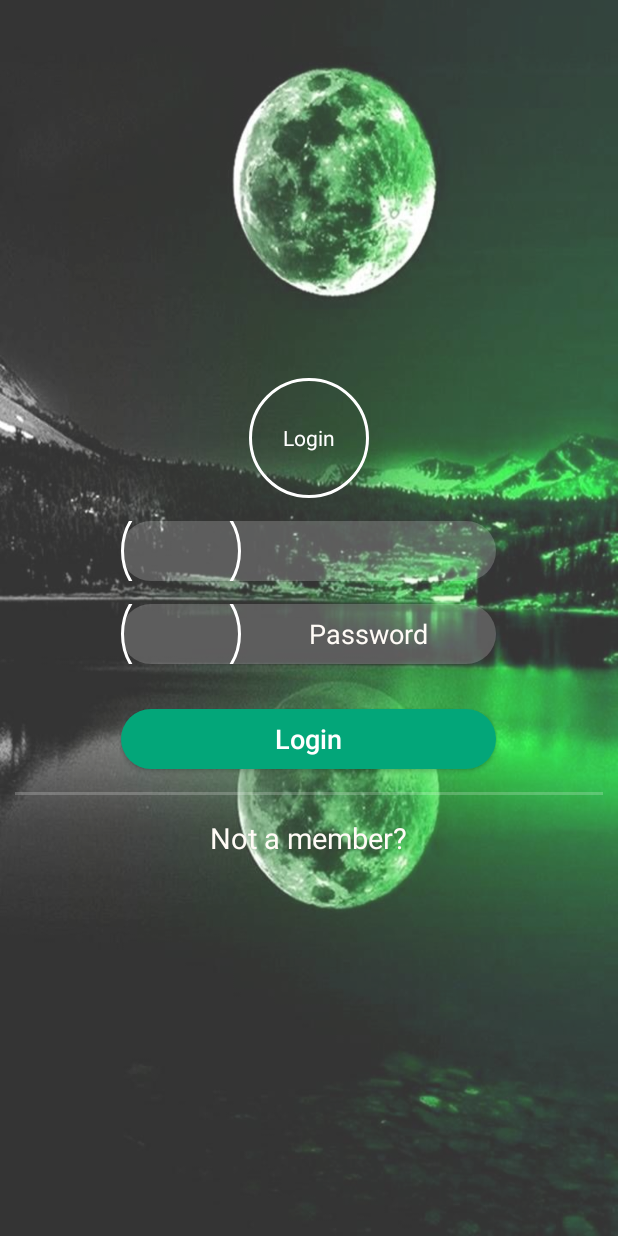
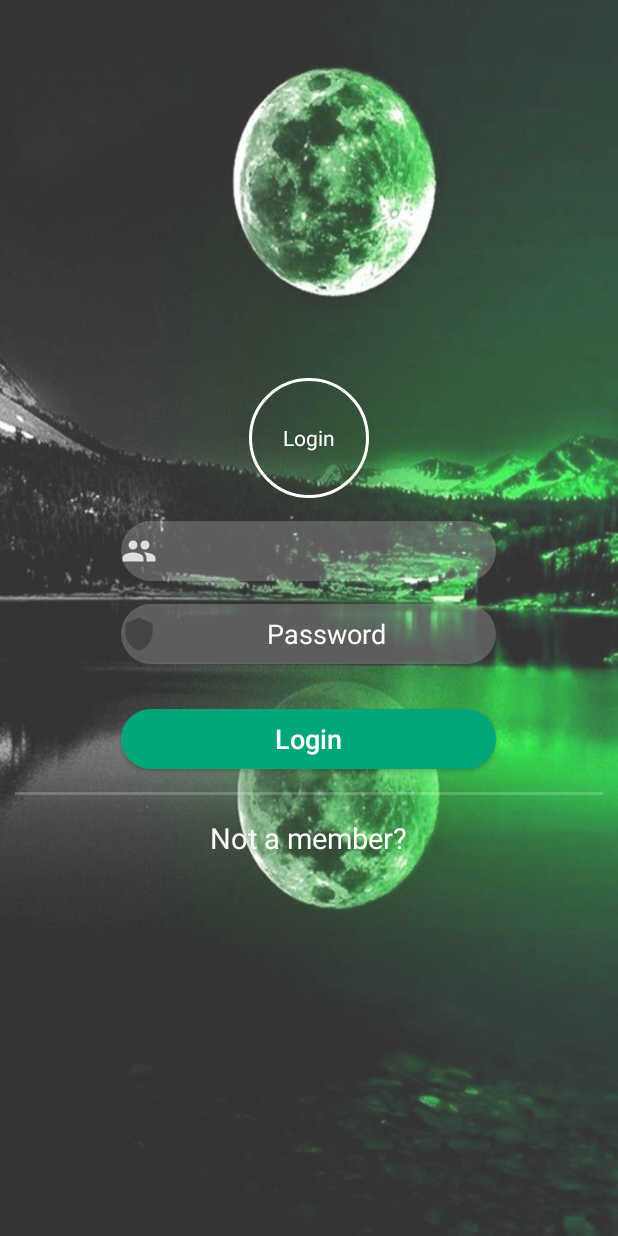
Before and after one commit to ishayasulin/Whatsup, an Android app: the screen it shows after launch (Login), on a phone screen of 412 x 824 dp. Run offline under Robolectric (Android 15) with nearby library versions, the phone set to English and light mode, and no system bars.

Commit message:
change password and username stuff

```diff
--- /dev/null
+++ b/app/src/main/res/drawable/ic_shield.xml
@@ -0,0 +1,11 @@
+<vector xmlns:android="http://schemas.android.com/apk/res/android"
+    android:width="24dp"
+    android:height="24dp"
+    android:viewportWidth="24"
+    android:viewportHeight="24"
+    android:tint="#333333"
+    android:alpha="0.6">
+  <path
+      android:fillColor="@android:color/white"
+      android:pathData="M12,1L3,5v6c0,5.55 3.84,10.74 9,12 5.16,-1.26 9,-6.45 9,-12V5l-9,-4z"/>
+</vector>
--- a/app/src/main/res/layout/activity_login.xml
+++ b/app/src/main/res/layout/activity_login.xml
@@ -32,7 +32,7 @@
             android:hint="@string/username"
             android:textColorHint="#FFFBF6"
             android:background="@drawable/custom_et"
-            android:drawableStart="@drawable/circle"
+            android:drawableStart="@drawable/ic_add2"
             />
 
         <EditText
@@ -44,7 +44,7 @@
             android:hint="@string/password"
             android:textColorHint="#FFFBF6"
             android:background="@drawable/custom_et"
-            android:drawableStart="@drawable/circle"
+            android:drawableStart="@drawable/ic_shield"
             />
         custom_et"/>
 
```
Also changed, not shown: app/src/main/res/drawable-hdpi/ic_shield.png (added), app/src/main/res/drawable-mdpi/ic_shield.png (added), app/src/main/res/drawable-xhdpi/ic_shield.png (added), app/src/main/res/drawable-xxhdpi/ic_shield.png (added).
